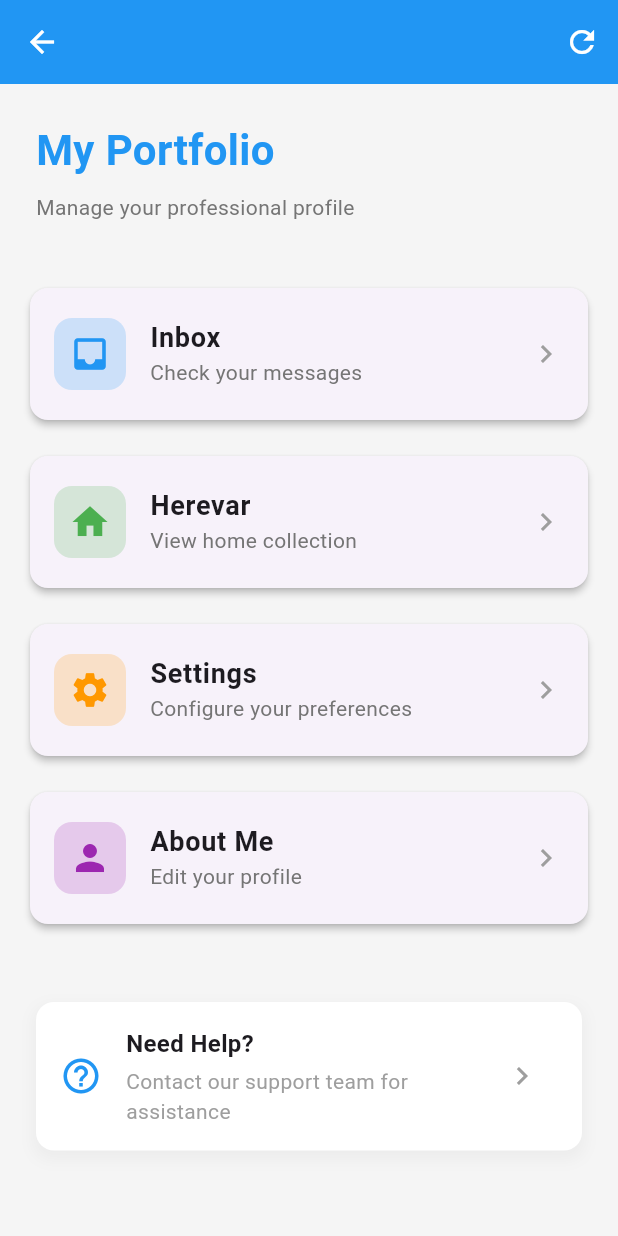
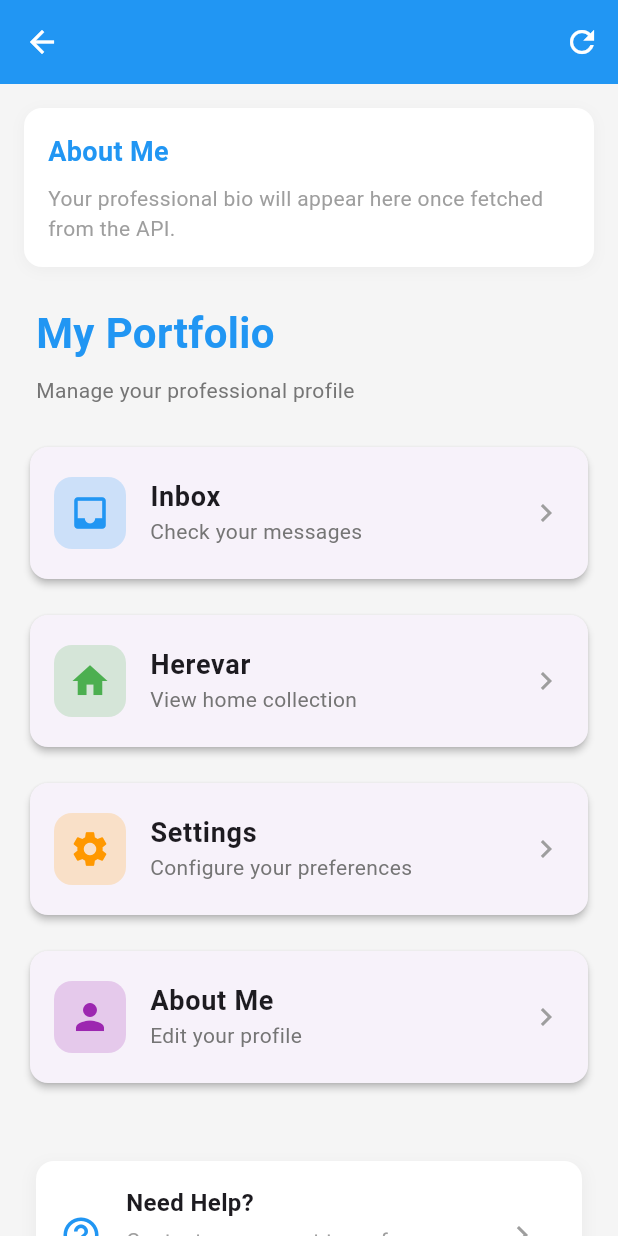
Before and after one commit to Raxan7/KAO-Mobile-Application-master, a Flutter app: the ProfessionalPage screen opened directly, after a tap on "Skip", on a phone screen of 412 x 824 dp. Run offline on Flutter 3.47's test engine with Material 3 defaults, Android fonts, the phone set to English and light mode, and no system bars; our stand-ins replace fluttertoast, geocoding, geolocator, google_sign_in, image_cropper, image_picker and 2 more; missing offline and left inert: syncfusion_flutter_pdfviewer; accounts and stored records are empty; network calls fail.

Commit message:
Added user bio placeholder

```diff
--- a/lib/views/user/professional_page.dart
+++ b/lib/views/user/professional_page.dart
@@ -13,12 +13,15 @@ class _ProfessionalPageState extends State<ProfessionalPage> {
   int _currentPage = 0;
   bool _showOnboarding = false;
   String _username = "phodawson"; // Default value
+  String _bio = ""; // Placeholder for bio
 
   @override
   void initState() {
     super.initState();
     _loadUsername();
     _checkFirstVisit();
+    // TODO: Add function to fetch bio from API when ready
+    // _fetchBio();
   }
 
   Future<void> _loadUsername() async {
@@ -61,13 +64,13 @@ class _ProfessionalPageState extends State<ProfessionalPage> {
 
   Widget _buildOnboardingSlide({required String imagePath, bool isLast = false}) {
     return Container(
-      color: Colors.white, // Changed from gradient to plain white background
+      color: Colors.white,
       child: Stack(
         children: [
           Center(
             child: LayoutBuilder(
               builder: (context, constraints) {
-                final double maxHeight = constraints.maxHeight * 0.7; // Limit image height to 70% of the screen
+                final double maxHeight = constraints.maxHeight * 0.7;
                 return Image.asset(
                   imagePath,
                   fit: BoxFit.contain,
@@ -268,7 +271,55 @@ class _ProfessionalPageState extends State<ProfessionalPage> {
         child: Column(
           crossAxisAlignment: CrossAxisAlignment.start,
           children: [
-            const SizedBox(height: 24),
+            // Bio placeholder at the very top
+            Padding(
+              padding: const EdgeInsets.all(16.0),
+              child: Container(
+                width: double.infinity,
+                padding: const EdgeInsets.all(16),
+                decoration: BoxDecoration(
+                  color: Colors.white,
+                  borderRadius: BorderRadius.circular(12),
+                  boxShadow: [
+                    BoxShadow(
+                      color: Colors.grey.withOpacity(0.1),
+                      blurRadius: 8,
+                      offset: const Offset(0, 2),
+                    ),
+                  ],
+                ),
+                child: Column(
+                  crossAxisAlignment: CrossAxisAlignment.start,
+                  children: [
+                    const Text(
+                      'About Me',
+                      style: TextStyle(
+                        fontSize: 18,
+                        fontWeight: FontWeight.bold,
+                        color: Colors.blue,
+                      ),
+                    ),
+                    const SizedBox(height: 8),
+                    _bio.isEmpty
+                        ? const Text(
+                            'Your professional bio will appear here once fetched from the API.',
+                            style: TextStyle(
+                              fontSize: 14,
+                              color: Colors.grey,
+                            ),
+                          )
+                        : Text(
+                            _bio,
+                            style: const TextStyle(
+                              fontSize: 14,
+                              color: Colors.black87,
+                            ),
+                          ),
+                  ],
+                ),
+              ),
+            ),
+            const SizedBox(height: 8),
             const Padding(
               padding: EdgeInsets.symmetric(horizontal: 24),
               child: Text(
@@ -291,7 +342,7 @@ class _ProfessionalPageState extends State<ProfessionalPage> {
                 ),
               ),
             ),
-            const SizedBox(height: 32),
+            const SizedBox(height: 16),
             _buildMenuItem(
               Icons.inbox,
               'Inbox',
```
